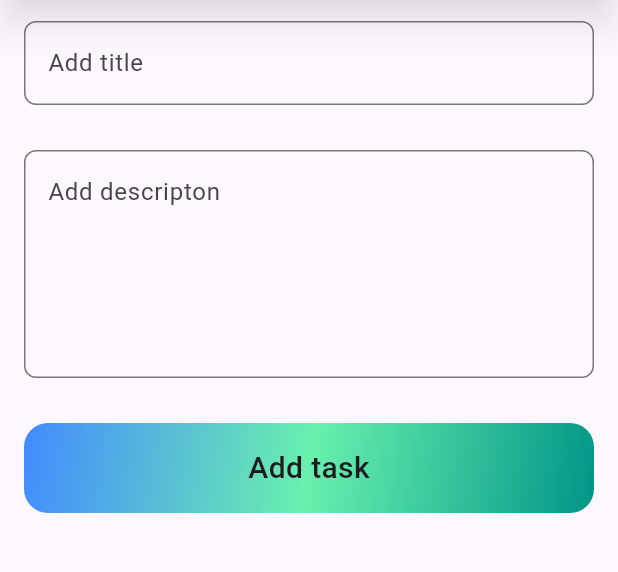
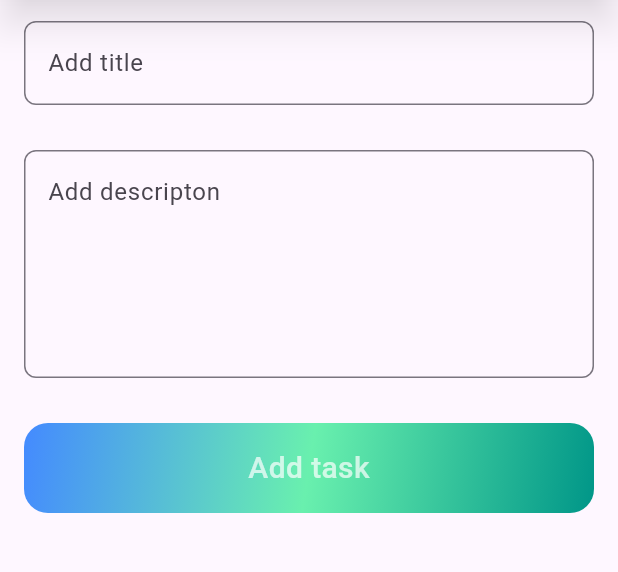
Before and after one commit to aliraza055/mytodo, a Flutter app: the Addtodo screen opened directly, on a phone screen of 412 x 824 dp, the part 87-659 px from its top. Run offline on Flutter 3.47's test engine with Material 3 defaults, Android fonts, the phone set to English and light mode, and no system bars; our stand-ins replace cloud_firestore, firebase_core, fluttertoast; accounts and stored records are empty.

```diff
--- a/lib/Screens/addtodo.dart
+++ b/lib/Screens/addtodo.dart
@@ -40,7 +40,7 @@ if (_titleController.text.isEmpty || _desController.text.isEmpty) {
      appBar: AppBar(
   title: const Text(
     'All Todos',
-    style: TextStyle(fontWeight: FontWeight.bold,color: Colors.white70),
+    style: TextStyle(fontWeight: FontWeight.bold,color: Colors.white70,),
   ),
   centerTitle: true,
   elevation: 10,
@@ -99,7 +99,7 @@ shadowColor: Colors.black.withOpacity(0.5),
       ),
                 ),
                 child:const Center(
-                  child: Text('Add task',style: TextStyle(fontSize: 20,fontWeight: FontWeight.w500),),
+                  child: Text('Add task',style: TextStyle(fontSize: 20,fontWeight: FontWeight.w500,color: Colors.white70),),
                 ),
               ),
             )
--- a/lib/Screens/todo.dart
+++ b/lib/Screens/todo.dart
@@ -118,8 +118,6 @@ shadowColor: Colors.black.withOpacity(0.5),
     ),
   ),
 ),
-
-
     );
   }
 
@@ -154,7 +152,6 @@ shadowColor: Colors.black.withOpacity(0.5),
       },
     );
   }
-
   void _deleteItem(String docId) {
     showDialog(
       context: context,
```
